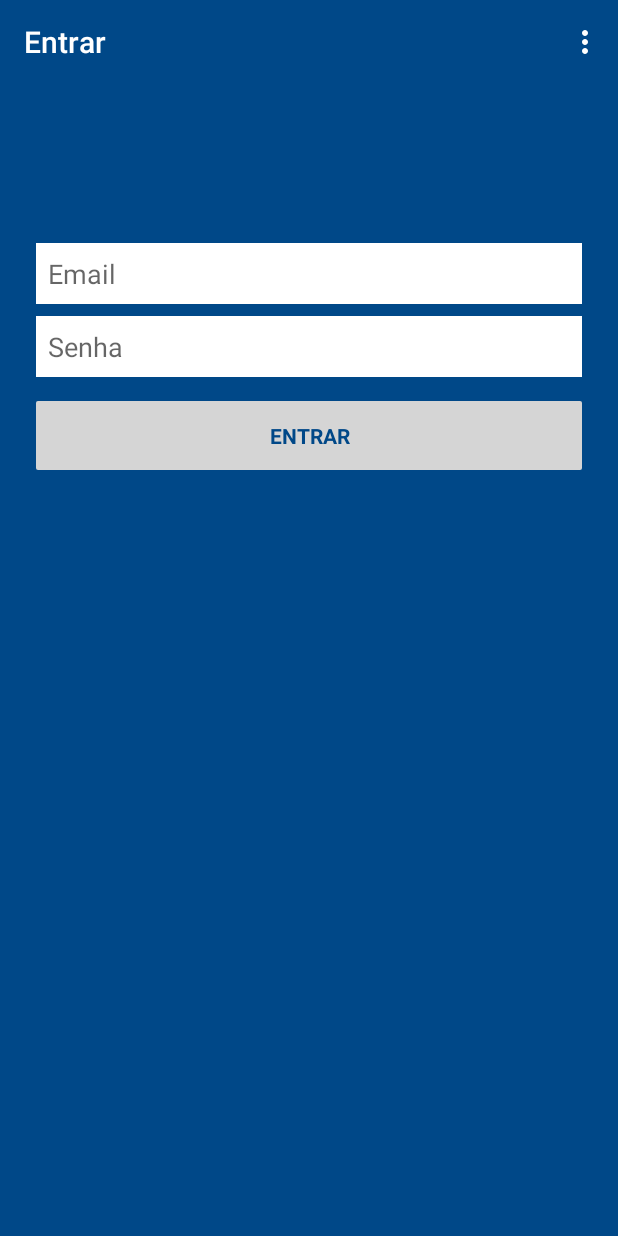
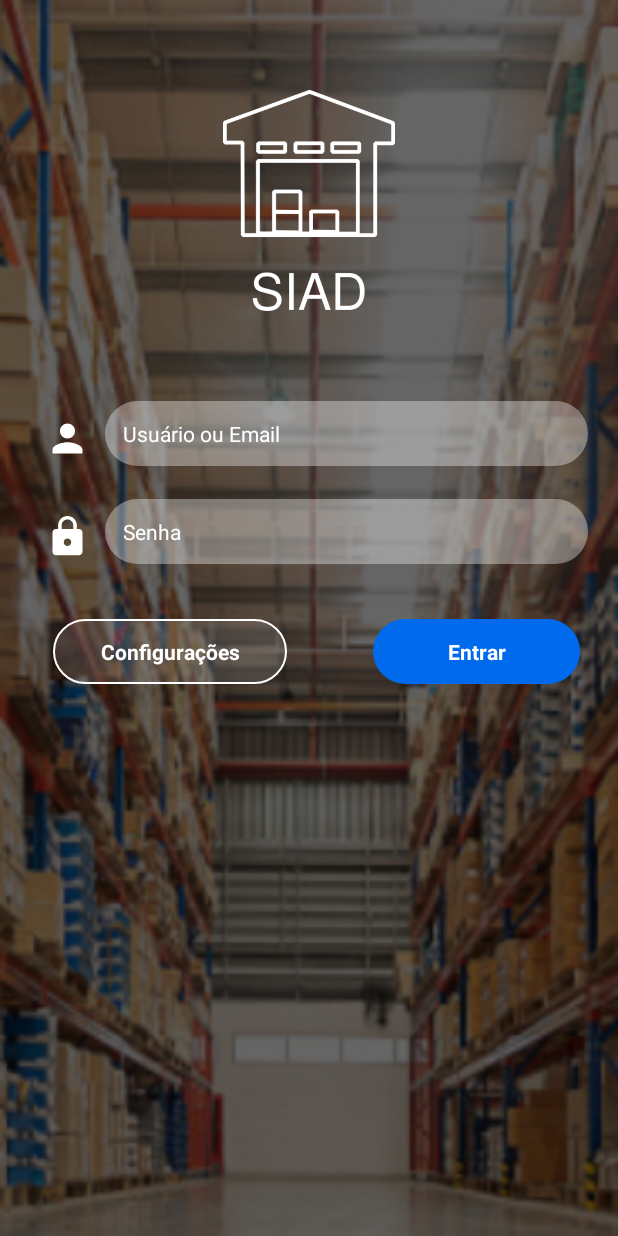
Before and after one commit to CassianoViana/app-aula-android, an Android app: the LoginActivity screen opened directly, with no data from a screen before it, on a phone screen of 412 x 824 dp. Run offline under Robolectric (Android 15) with nearby library versions, the phone set to English and light mode, and no system bars; libraries missing offline, so code that uses them is left out: me.xdrop.fuzzywuzzy, retrofit2.converter.jackson; 2 statements that could not run were skipped.

Commit message:
Melhorada tela de login

```diff
--- /dev/null
+++ b/app/src/main/java/br/com/trivio/wms/extensions/edit_text.kt
@@ -0,0 +1,20 @@
+package br.com.trivio.wms.extensions
+
+import android.text.Editable
+import android.text.TextWatcher
+import android.widget.EditText
+
+/**
+ * Extension function to simplify setting an afterTextChanged action to EditText components.
+ */
+fun EditText.afterTextChanged(afterTextChanged: (String) -> Unit) {
+  this.addTextChangedListener(object : TextWatcher {
+    override fun afterTextChanged(editable: Editable?) {
+      afterTextChanged.invoke(editable.toString())
+    }
+
+    override fun beforeTextChanged(s: CharSequence, start: Int, count: Int, after: Int) {}
+
+    override fun onTextChanged(s: CharSequence, start: Int, before: Int, count: Int) {}
+  })
+}
--- a/app/src/main/java/br/com/trivio/wms/extensions/messages.kt
+++ b/app/src/main/java/br/com/trivio/wms/extensions/messages.kt
@@ -1,5 +1,6 @@
 package br.com.trivio.wms.extensions
 
+import android.content.Context
 import android.widget.TextView
 import android.widget.Toast
 import androidx.appcompat.app.AppCompatActivity
@@ -58,3 +59,6 @@ fun AppCompatActivity.showMessageInfo(
 ) {
   showMessage(getString(resource), colorResource = R.color.info)
 }
+
+fun getErrorOrNull(context: Context, value: Int?): String? =
+  if (value == null) null else context.getString(value)
--- a/app/src/main/java/br/com/trivio/wms/ui/login/LoginActivity.kt
+++ b/app/src/main/java/br/com/trivio/wms/ui/login/LoginActivity.kt
@@ -3,10 +3,7 @@ package br.com.trivio.wms.ui.login
 import android.app.Activity
 import android.content.Intent
 import android.os.Bundle
-import android.text.Editable
-import android.text.TextWatcher
 import android.view.Menu
-import android.view.MenuItem
 import android.view.View
 import android.view.inputmethod.EditorInfo
 import android.widget.Button
@@ -14,88 +11,115 @@ import android.widget.EditText
 import android.widget.ProgressBar
 import android.widget.Toast
 import androidx.annotation.StringRes
-import androidx.appcompat.widget.Toolbar
 import androidx.lifecycle.Observer
 import androidx.lifecycle.ViewModelProviders
 import br.com.trivio.wms.MainActivity
 import br.com.trivio.wms.MyAppCompatActivity
 import br.com.trivio.wms.R
+import br.com.trivio.wms.extensions.afterTextChanged
+import br.com.trivio.wms.extensions.getErrorOrNull
 import br.com.trivio.wms.loadApiSettingsFromPreferences
 
 class LoginActivity : MyAppCompatActivity() {
 
   private lateinit var loginViewModel: LoginViewModel
+  private lateinit var usernameInput: EditText
+  private lateinit var passwordInput: EditText
+  private lateinit var loginButton: Button
+  private lateinit var settingsButton: Button
+  private lateinit var loadingIndicator: ProgressBar
 
   override fun onCreate(savedInstanceState: Bundle?) {
     super.onCreate(savedInstanceState)
     setContentView(R.layout.activity_login)
-    val toolbar: Toolbar = findViewById(R.id.toolbar)
-    toolbar.title = getString(R.string.enter)
-    setSupportActionBar(toolbar)
+    bindViews()
+    setupViewModelObservers()
+    setupTextInputEvents()
+    setupButtonsEvents()
+  }
 
-    val username = findViewById<EditText>(R.id.username)
-    val password = findViewById<EditText>(R.id.password)
-    val login = findViewById<Button>(R.id.login)
-    val loading = findViewById<ProgressBar>(R.id.loading)
+  private fun bindViews() {
+    usernameInput = findViewById(R.id.username)
+    passwordInput = findViewById(R.id.password)
+    loginButton = findViewById(R.id.login)
+    settingsButton = findViewById(R.id.settings)
+    loadingIndicator = findViewById(R.id.loading)
+  }
+
+  private fun setupViewModelObservers() {
+    val owner = this
 
     loginViewModel = ViewModelProviders.of(this, ViewModelFactory())
       .get(LoginViewModel::class.java)
 
-    loginViewModel.loginFormState.observe(this@LoginActivity, Observer {
-      val loginState = it ?: return@Observer
-
-      login.isEnabled = loginState.isDataValid
-
-      fun getErrorOrNull(value: Int?): String? =
-        if (value == null) null else this.getString(value)
-      username.error = getErrorOrNull(loginState.usernameError)
-      password.error = getErrorOrNull(loginState.passwordError)
+    loginViewModel.loginFormState
+      .observe(owner, Observer {
+        it?.let {
+          onLoginFormStateChanged(it)
+        }
       })
 
-    loginViewModel.loginResult.observe(this@LoginActivity, Observer {
-      val loginResult = it ?: return@Observer
+    loginViewModel.loginResult
+      .observe(owner, Observer {
+        it?.let {
+          onLoginResultChanged(it)
+        }
+      })
+  }
 
-      loading.visibility = View.GONE
+  private fun onLoginResultChanged(loginResult: LoginResult) {
+    loadingIndicator.visibility = View.GONE
     if (loginResult.error != null) {
-        showLoginFailed(loginResult.error)
-        return@Observer
+      showLoginFailed(R.string.login_failed)
+      return
     }
     showLoginSuccess(loginResult.success)
     setResult(Activity.RESULT_OK)
     startMainActivity()
     finish()
-    })
+  }
 
-    username.afterTextChanged {
+  private fun onLoginFormStateChanged(loginState: LoginFormState) {
+    loginButton.isEnabled = loginState.isDataValid
+    usernameInput.error = getErrorOrNull(this, loginState.usernameError)
+    passwordInput.error = getErrorOrNull(this, loginState.passwordError)
+  }
+
+  private fun setupButtonsEvents() {
+    settingsButton.setOnClickListener {
+      startActivity(Intent(this, LoginSettingsActivity::class.java))
+    }
+    loginButton.setOnClickListener {
+      loadingIndicator.visibility = View.VISIBLE
+      loginViewModel.login(usernameInput.text.toString(), passwordInput.text.toString())
+    }
+  }
+
+  private fun setupTextInputEvents() {
+    usernameInput.afterTextChanged {
       loginViewModel.loginDataChanged(
-        username.text.toString(),
-        password.text.toString()
+        usernameInput.text.toString(),
+        passwordInput.text.toString()
       )
     }
 
-    password.apply {
-      afterTextChanged {
+    passwordInput.afterTextChanged {
       loginViewModel.loginDataChanged(
-          username.text.toString(),
-          password.text.toString()
+        usernameInput.text.toString(),
+        passwordInput.text.toString()
       )
     }
 
-      setOnEditorActionListener { _, actionId, _ ->
+    // Autocomplete do android dos logins prévios
+    passwordInput.setOnEditorActionListener { _, actionId, _ ->
       when (actionId) {
         EditorInfo.IME_ACTION_DONE ->
           loginViewModel.login(
-              username.text.toString(),
-              password.text.toString()
+            usernameInput.text.toString(),
+            passwordInput.text.toString()
           )
       }
       false
-      }
-
-      login.setOnClickListener {
-        loading.visibility = View.VISIBLE
-        loginViewModel.login(username.text.toString(), password.text.toString())
-      }
     }
   }
 
@@ -126,27 +150,4 @@ class LoginActivity : MyAppCompatActivity() {
     menuInflater.inflate(R.menu.login, menu)
     return true
   }
-
-  override fun onOptionsItemSelected(item: MenuItem?): Boolean {
-    when (item?.itemId) {
-      R.id.action_settings_login -> startActivity(Intent(this, LoginSettingsActivity::class.java))
 }
-    return super.onOptionsItemSelected(item)
-  }
-
-}
-
-/**
- * Extension function to simplify setting an afterTextChanged action to EditText components.
- */
-fun EditText.afterTextChanged(afterTextChanged: (String) -> Unit) {
-  this.addTextChangedListener(object : TextWatcher {
-    override fun afterTextChanged(editable: Editable?) {
-      afterTextChanged.invoke(editable.toString())
-    }
-
-    override fun beforeTextChanged(s: CharSequence, start: Int, count: Int, after: Int) {}
-
-    override fun onTextChanged(s: CharSequence, start: Int, before: Int, count: Int) {}
-  })
-}
--- a/app/src/main/java/br/com/trivio/wms/ui/tasks/TasksFragment.kt
+++ b/app/src/main/java/br/com/trivio/wms/ui/tasks/TasksFragment.kt
@@ -122,8 +122,10 @@ class TasksFragment : Fragment() {
       }
     }
 
-    override fun onCreateViewHolder(parent: ViewGroup, viewType: Int) =
-      ViewHolder(parent.inflateToViewHolder(R.layout.item_task_layout))
+    override fun onCreateViewHolder(parent: ViewGroup, viewType: Int): ViewHolder {
+      return ViewHolder(parent.inflateToViewHolder(R.layout.item_task_layout))
+    }
+
 
     override fun getItemCount() = tasks.size
 
--- /dev/null
+++ b/app/src/main/res/drawable/ic_lock_white_24dp.xml
@@ -0,0 +1,5 @@
+<vector android:height="24dp" android:tint="#FFFFFF"
+    android:viewportHeight="24.0" android:viewportWidth="24.0"
+    android:width="24dp" xmlns:android="http://schemas.android.com/apk/res/android">
+    <path android:fillColor="#FF000000" android:pathData="M18,8h-1L17,6c0,-2.76 -2.24,-5 -5,-5S7,3.24 7,6v2L6,8c-1.1,0 -2,0.9 -2,2v10c0,1.1 0.9,2 2,2h12c1.1,0 2,-0.9 2,-2L20,10c0,-1.1 -0.9,-2 -2,-2zM12,17c-1.1,0 -2,-0.9 -2,-2s0.9,-2 2,-2 2,0.9 2,2 -0.9,2 -2,2zM15.1,8L8.9,8L8.9,6c0,-1.71 1.39,-3.1 3.1,-3.1 1.71,0 3.1,1.39 3.1,3.1v2z"/>
+</vector>
--- /dev/null
+++ b/app/src/main/res/drawable/ic_person_white_24dp.xml
@@ -0,0 +1,5 @@
+<vector android:height="24dp" android:tint="#FFFFFF"
+    android:viewportHeight="24.0" android:viewportWidth="24.0"
+    android:width="24dp" xmlns:android="http://schemas.android.com/apk/res/android">
+    <path android:fillColor="#FF000000" android:pathData="M12,12c2.21,0 4,-1.79 4,-4s-1.79,-4 -4,-4 -4,1.79 -4,4 1.79,4 4,4zM12,14c-2.67,0 -8,1.34 -8,4v2h16v-2c0,-2.66 -5.33,-4 -8,-4z"/>
+</vector>
--- /dev/null
+++ b/app/src/main/res/drawable/primary_bordered_input.xml
@@ -0,0 +1,13 @@
+<?xml version="1.0" encoding="utf-8"?>
+<shape xmlns:android="http://schemas.android.com/apk/res/android"
+  android:shape="rectangle">
+  <corners
+    android:bottomLeftRadius="100dp"
+    android:bottomRightRadius="100dp"
+    android:topLeftRadius="100dp"
+    android:topRightRadius="100dp" />
+  <!--<stroke
+    android:width="1dip"
+    android:color="@color/lighterGray3" />-->
+  <solid android:color="@color/colorBlueAccent" />
+</shape>
--- /dev/null
+++ b/app/src/main/res/drawable/transparent_bordered_input.xml
@@ -0,0 +1,16 @@
+<?xml version="1.0" encoding="utf-8"?>
+<shape xmlns:android="http://schemas.android.com/apk/res/android"
+  android:shape="rectangle">
+  <stroke
+    android:width="1dp"
+    android:color="@color/colorWhite" />
+  <corners
+    android:bottomLeftRadius="100dp"
+    android:bottomRightRadius="100dp"
+    android:topLeftRadius="100dp"
+    android:topRightRadius="100dp" />
+  <!--<stroke
+    android:width="1dip"
+    android:color="@color/lighterGray3" />-->
+  <solid android:color="@color/almost_transparent_2" />
+</shape>
--- /dev/null
+++ b/app/src/main/res/drawable/transparent_input.xml
@@ -0,0 +1,13 @@
+<?xml version="1.0" encoding="utf-8"?>
+<shape xmlns:android="http://schemas.android.com/apk/res/android"
+  android:shape="rectangle">
+  <corners
+    android:bottomLeftRadius="100dp"
+    android:bottomRightRadius="100dp"
+    android:topLeftRadius="100dp"
+    android:topRightRadius="100dp" />
+  <!--<stroke
+    android:width="1dip"
+    android:color="@color/lighterGray3" />-->
+  <solid android:color="@color/almost_transparent"/>
+</shape>
--- a/app/src/main/res/layout/activity_login.xml
+++ b/app/src/main/res/layout/activity_login.xml
@@ -2,88 +2,135 @@
   xmlns:app="http://schemas.android.com/apk/res-auto"
   android:layout_width="match_parent"
   android:layout_height="match_parent"
-  android:background="@color/colorPrimary">
-
-  <include
-    android:id="@+id/app_bar_layout_login"
-    layout="@layout/app_bar"
-    android:layout_width="match_parent"
-    android:layout_height="wrap_content" />
+  android:background="@drawable/background_wms_1">
 
   <androidx.constraintlayout.widget.ConstraintLayout
     android:layout_width="match_parent"
-    android:layout_height="match_parent"
-    android:layout_below="@id/app_bar_layout_login">
+    android:layout_height="match_parent">
 
-    <EditText
-      android:id="@+id/username"
-      android:layout_width="0dp"
-      android:layout_height="wrap_content"
-      android:layout_marginStart="24dp"
-      android:layout_marginTop="106dp"
-      android:layout_marginEnd="24dp"
-      android:background="@color/colorWhite"
-      android:hint="@string/prompt_email"
-
-      android:inputType="textEmailAddress"
-      android:padding="8dp"
-      android:selectAllOnFocus="true"
+    <ImageView
+      android:id="@+id/imageView"
+      android:layout_width="152dp"
+      android:layout_height="147dp"
+      android:layout_marginTop="60dp"
+      android:contentDescription="@string/logo_siad_content_description"
+      android:src="@drawable/siad_logo_white_exported"
       app:layout_constraintEnd_toEndOf="parent"
       app:layout_constraintStart_toStartOf="parent"
       app:layout_constraintTop_toTopOf="parent" />
 
+    <LinearLayout
+      android:layout_width="match_parent"
+      android:layout_height="wrap_content"
+      android:layout_marginStart="20dp"
+      android:layout_marginTop="60dp"
+      android:layout_marginEnd="20dp"
+      android:orientation="vertical"
+      app:layout_constraintTop_toBottomOf="@id/imageView">
+
+      <!-- usuário -->
+      <LinearLayout
+        android:layout_width="match_parent"
+        android:layout_height="wrap_content">
+
+        <ImageView
+          style="@style/login_icon"
+          android:layout_width="@dimen/login_icon_size"
+          android:layout_height="@dimen/login_icon_size"
+          android:layout_weight="0"
+          android:contentDescription="@string/user"
+          android:src="@drawable/ic_person_white_24dp"
+          android:textAlignment="center" />
+
+        <EditText
+          android:id="@+id/username"
+          style="@style/transparent_rounded_input"
+          android:layout_width="0dp"
+          android:layout_height="wrap_content"
+          android:layout_weight="1"
+          android:autofillHints=""
+          android:hint="@string/prompt_email"
+          android:inputType="textEmailAddress"
+          android:selectAllOnFocus="true" />
+      </LinearLayout>
+
+      <!-- senha-->
+      <LinearLayout
+        android:layout_width="match_parent"
+        android:layout_height="wrap_content"
+        android:layout_marginTop="15dp">
+
+        <ImageView
+          style="@style/login_icon"
+          android:layout_width="@dimen/login_icon_size"
+          android:layout_height="@dimen/login_icon_size"
+          android:layout_weight="0"
+          android:contentDescription="@string/lock"
+          android:padding="10dp"
+          android:src="@drawable/ic_lock_white_24dp"
+          android:textAlignment="center" />
+
         <EditText
           android:id="@+id/password"
+          style="@style/transparent_rounded_input"
           android:layout_width="0dp"
           android:layout_height="wrap_content"
-      android:layout_marginStart="24dp"
-      android:layout_marginTop="8dp"
-      android:layout_marginEnd="24dp"
-      android:background="@color/colorWhite"
+          android:layout_weight="1"
+          android:autofillHints=""
           android:hint="@string/prompt_password"
 
           android:imeActionLabel="@string/action_sign_in_short"
           android:imeOptions="actionDone"
           android:inputType="textPassword"
-      android:padding="8dp"
-      android:selectAllOnFocus="true"
-      app:layout_constraintEnd_toEndOf="parent"
+          android:selectAllOnFocus="true" />
+
+      </LinearLayout>
+
+      <!-- botoes -->
+      <androidx.constraintlayout.widget.ConstraintLayout
+        android:layout_width="match_parent"
+        android:layout_height="wrap_content"
+        android:layout_marginTop="30dp"
+        android:orientation="horizontal"
+        android:paddingStart="15dp"
+        android:paddingEnd="5dp">
+
+        <Button
+          android:id="@+id/settings"
+          style="@style/transparent_rounded_bordered_input"
+          android:layout_width="156dp"
+          android:layout_height="wrap_content"
+          android:text="@string/action_settings"
           app:layout_constraintStart_toStartOf="parent"
-      app:layout_constraintTop_toBottomOf="@+id/username" />
+          app:layout_constraintTop_toTopOf="parent"
+          />
 
         <Button
           android:id="@+id/login"
-      android:layout_width="match_parent"
+          style="@style/primary_rounded_input"
+          android:layout_width="138dp"
           android:layout_height="wrap_content"
-      android:layout_gravity="start"
-      android:layout_marginStart="24dp"
-      android:layout_marginTop="16dp"
-      android:layout_marginEnd="24dp"
-      android:layout_marginBottom="64dp"
-      android:enabled="false"
           android:text="@string/action_sign_in"
-      app:layout_constraintBottom_toBottomOf="parent"
           app:layout_constraintEnd_toEndOf="parent"
-      app:layout_constraintHorizontal_bias="0.781"
-      app:layout_constraintStart_toStartOf="parent"
-      app:layout_constraintTop_toBottomOf="@+id/password"
-      app:layout_constraintVertical_bias="0.0" />
+          app:layout_constraintTop_toTopOf="parent"
+          />
+      </androidx.constraintlayout.widget.ConstraintLayout>
+
+
+    </LinearLayout>
 
     <ProgressBar
       android:id="@+id/loading"
       android:layout_width="wrap_content"
       android:layout_height="wrap_content"
       android:layout_gravity="center"
-      android:layout_marginStart="32dp"
-      android:layout_marginTop="64dp"
-      android:layout_marginEnd="32dp"
-      android:layout_marginBottom="64dp"
       android:visibility="gone"
       app:layout_constraintBottom_toBottomOf="parent"
-      app:layout_constraintEnd_toEndOf="@+id/password"
-      app:layout_constraintStart_toStartOf="@+id/password"
-      app:layout_constraintTop_toTopOf="parent"
-      app:layout_constraintVertical_bias="0.3" />
+      app:layout_constraintEnd_toEndOf="parent"
+      app:layout_constraintStart_toStartOf="parent"
+      app:layout_constraintTop_toTopOf="parent" />
+
+
   </androidx.constraintlayout.widget.ConstraintLayout>
 
 </RelativeLayout>
--- a/app/src/main/res/values/colors.xml
+++ b/app/src/main/res/values/colors.xml
@@ -13,6 +13,8 @@
   <color name="lighterGray2">#D5D5D5</color>
   <color name="lighterGray3">#C5C5C5</color>
   <color name="translucent">#ADFFFFFF</color>
+  <color name="almost_transparent">#5BFFFFFF</color>
+  <color name="almost_transparent_2">#22FFFFFF</color>
   <color name="success">#009648</color>
   <color name="error">#B60C00</color>
   <color name="info">#006AEC</color>
--- a/app/src/main/res/values/dimens.xml
+++ b/app/src/main/res/values/dimens.xml
@@ -11,4 +11,5 @@
   <dimen name="large">24sp</dimen>
   <dimen name="huge">32sp</dimen>
   <dimen name="character">5sp</dimen>
+  <dimen name="login_icon_size">50dp</dimen>
 </resources>
--- a/app/src/main/res/values/strings.xml
+++ b/app/src/main/res/values/strings.xml
@@ -15,7 +15,7 @@
   <string name="menu_share">Compartinhar</string>
   <string name="menu_exit">Sair</string>
   <string name="title_activity_login">Login</string>
-  <string name="prompt_email">Email</string>
+  <string name="prompt_email">Usuário ou Email</string>
   <string name="prompt_password">Senha</string>
   <string name="action_sign_in">Entrar</string>
   <string name="action_sign_in_short">Entrar</string>
@@ -93,4 +93,7 @@
   <string name="loading_string">…</string>
   <string name="loading_task">Carregando tarefa…</string>
   <string name="error_while_loading_task">Erro ao carregar tarefa</string>
+  <string name="user">Usuário</string>
+  <string name="lock">Cadeado</string>
+  <string name="logo_siad_content_description">Logo siad. Armazém</string>
 </resources>
--- a/app/src/main/res/values/styles.xml
+++ b/app/src/main/res/values/styles.xml
@@ -57,4 +57,28 @@
     <item name="android:windowAnimationStyle">@style/DialogAnimation</item>
     <item name="android:windowSoftInputMode">adjustResize</item>
   </style>
+
+  <style name="transparent_rounded_input">
+    <item name="android:background">@drawable/transparent_input</item>
+    <item name="android:padding">12dp</item>
+    <item name="android:color">@color/colorWhite</item>
+    <item name="android:textSize">14sp</item>
+    <item name="android:textColor">@color/colorWhite</item>
+    <item name="android:textColorHint">@color/colorWhite</item>
+  </style>
+
+  <style name="transparent_rounded_bordered_input" parent="transparent_rounded_input">
+    <item name="android:background">@drawable/transparent_bordered_input</item>
+    <item name="android:textAllCaps">false</item>
+  </style>
+
+  <style name="primary_rounded_input" parent="transparent_rounded_input">
+    <item name="android:background">@drawable/primary_bordered_input</item>
+    <item name="android:textAllCaps">false</item>
+  </style>
+
+  <style name="login_icon">
+    <item name="android:padding">10dp</item>
+    <item name="android:layout_gravity">center</item>
+  </style>
 </resources>
```
Also changed, not shown: app/src/main/java/br/com/trivio/wms/MyApplication.kt (line endings or trailing spaces), app/src/main/res/drawable/background_wms_1.png (added), app/src/main/res/drawable/siad_icon.png (added), app/src/main/res/drawable/siad_logo_white.png (added), app/src/main/res/drawable/siad_logo_white_exported.png (added). Lines whose indentation alone changed are shown as unchanged.
